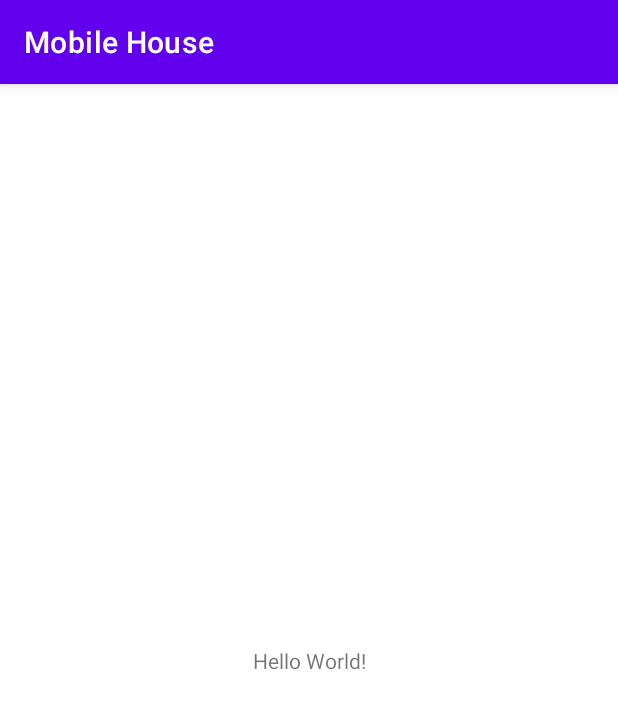
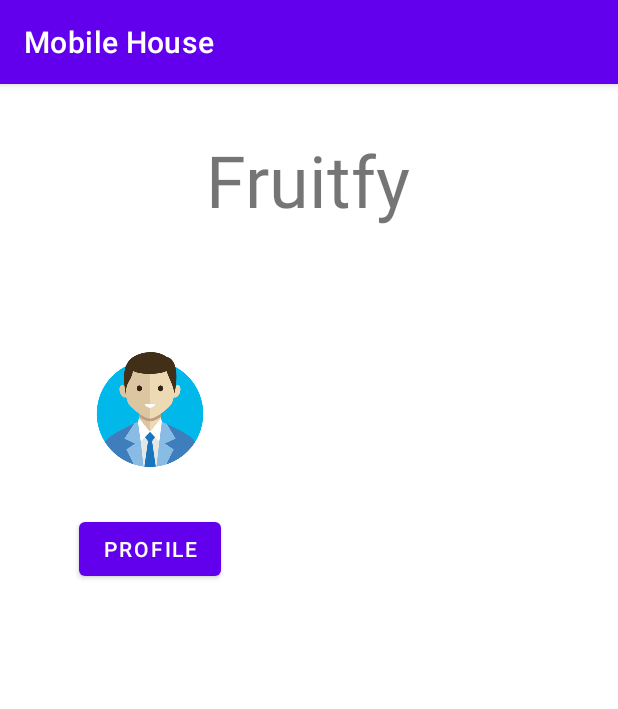
Before and after one commit to Vihanga01/MAD-Project, an Android app: the screen it shows after launch (MainActivity), on a phone screen of 412 x 824 dp. Shown: the top 709 px of the screen. Run offline under Robolectric (Android 15) with nearby library versions, the phone set to English and light mode, and no system bars.

Commit message:
home page updated

```diff
--- a/app/src/main/res/layout/activity_main.xml
+++ b/app/src/main/res/layout/activity_main.xml
@@ -7,12 +7,41 @@
     tools:context=".MainActivity">
 
     <TextView
+        android:id="@+id/textView"
+        android:layout_width="220dp"
+        android:layout_height="79dp"
+        android:gravity="center"
+        android:text="Fruitfy"
+        android:textSize="48sp"
+        app:layout_constraintBottom_toBottomOf="parent"
+        app:layout_constraintEnd_toEndOf="parent"
+        app:layout_constraintHorizontal_bias="0.498"
+        app:layout_constraintStart_toStartOf="parent"
+        app:layout_constraintTop_toTopOf="parent"
+        app:layout_constraintVertical_bias="0.035" />
+
+    <Button
+        android:id="@+id/button"
         android:layout_width="wrap_content"
         android:layout_height="wrap_content"
-        android:text="Hello World!"
+        android:text="Profile"
         app:layout_constraintBottom_toBottomOf="parent"
-        app:layout_constraintLeft_toLeftOf="parent"
-        app:layout_constraintRight_toRightOf="parent"
-        app:layout_constraintTop_toTopOf="parent" />
+        app:layout_constraintEnd_toEndOf="parent"
+        app:layout_constraintHorizontal_bias="0.167"
+        app:layout_constraintStart_toStartOf="parent"
+        app:layout_constraintTop_toBottomOf="@+id/imageView"
+        app:layout_constraintVertical_bias="0.044" />
 
+    <ImageView
+        android:id="@+id/imageView"
+        android:layout_width="108dp"
+        android:layout_height="98dp"
+        android:src="@drawable/pic"
+        app:layout_constraintBottom_toBottomOf="parent"
+        app:layout_constraintEnd_toEndOf="parent"
+        app:layout_constraintHorizontal_bias="0.151"
+        app:layout_constraintStart_toStartOf="parent"
+        app:layout_constraintTop_toBottomOf="@+id/textView"
+        app:layout_constraintVertical_bias="0.114"
+        tools:srcCompat="@tools:sample/avatars" />
 </androidx.constraintlayout.widget.ConstraintLayout>
```
Also changed, not shown: app/src/main/res/drawable/pic.png (added).
